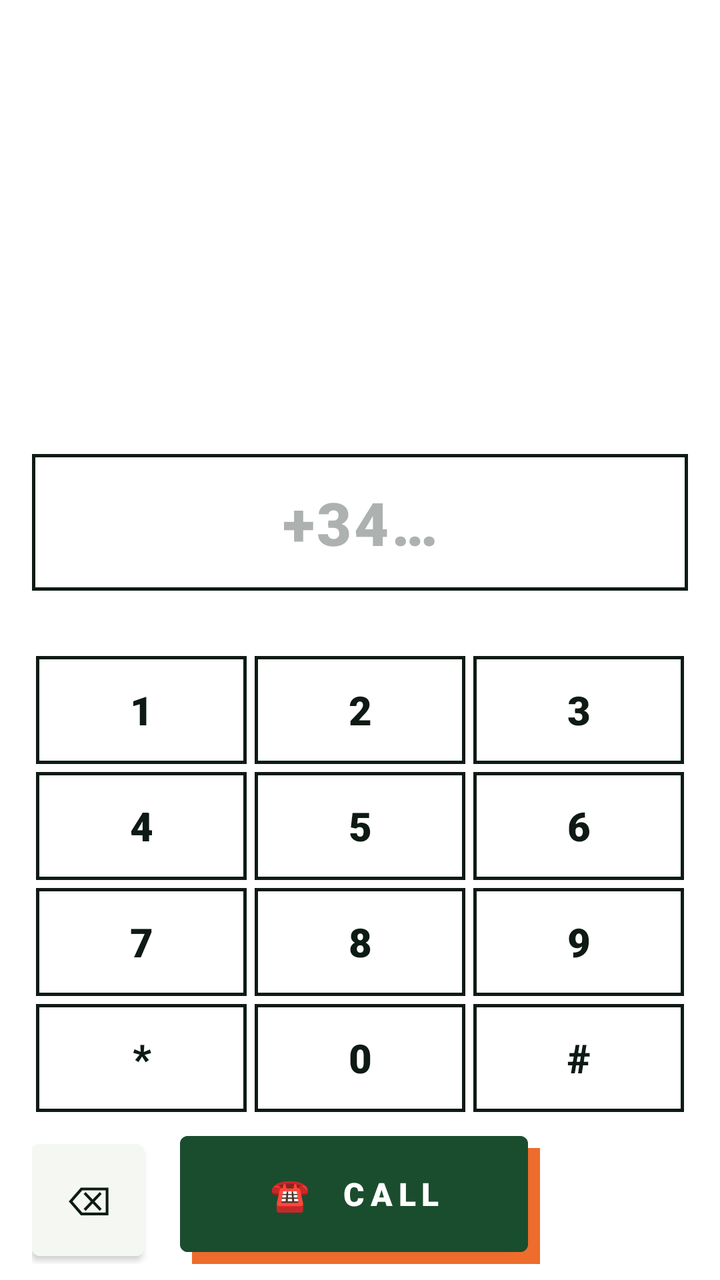
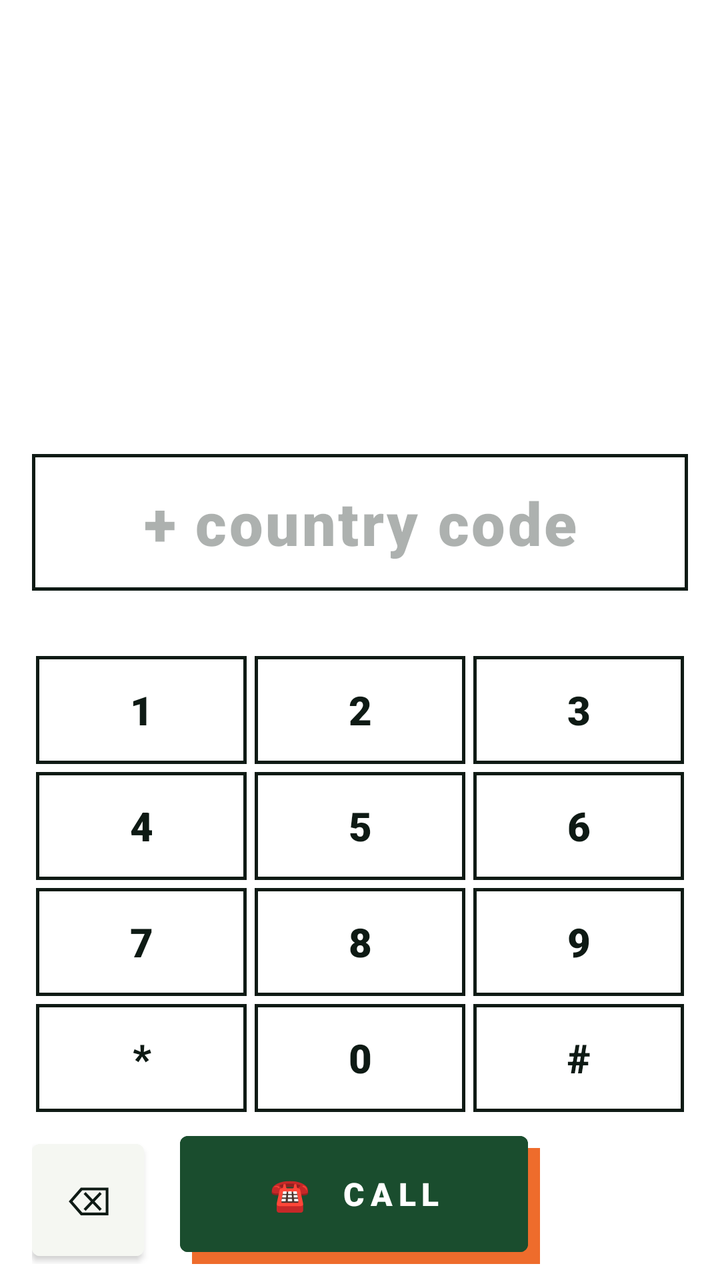

The first picture is an Android layout as it rendered before a commit; the second is the same layout after the commit. The layout source and the unified diff follow.
<!-- AndroidManifest.xml: application theme Theme.HermesRecorder -->
<!-- res/layout/view_dialer.xml -->
<?xml version="1.0" encoding="utf-8"?>
<LinearLayout xmlns:android="http://schemas.android.com/apk/res/android"
    android:layout_width="match_parent"
    android:layout_height="match_parent"
    android:orientation="vertical"
    android:background="@color/paper"
    android:paddingHorizontal="16dp"
    android:paddingTop="12dp"
    android:paddingBottom="8dp">

    
    <Space
        android:layout_width="match_parent"
        android:layout_height="0dp"
        android:layout_weight="1"/>

    
    <FrameLayout
        android:layout_width="match_parent"
        android:layout_height="wrap_content"
        android:background="@drawable/cue_card"
        android:padding="14dp">

        <EditText
            android:id="@+id/numberInput"
            android:layout_width="match_parent"
            android:layout_height="wrap_content"
            android:gravity="center"
            android:hint="+34…"
            android:textColorHint="@color/ink_faint"
            android:textColor="@color/ink"
            android:textSize="30sp"
            android:fontFamily="sans-serif-black"
            android:letterSpacing="0.04"
            android:focusable="false"
            android:focusableInTouchMode="false"
            android:cursorVisible="false"
            android:longClickable="false"
            android:textIsSelectable="false"
            android:inputType="none"
            android:background="@android:color/transparent"
            android:paddingHorizontal="0dp"/>
    </FrameLayout>

    
    <TextView
        android:id="@+id/statusText"
        android:layout_width="match_parent"
        android:layout_height="wrap_content"
        android:gravity="center"
        android:textColor="@color/ink_mid"
        android:textSize="11sp"
        android:fontFamily="monospace"
        android:letterSpacing="0.1"
        android:textAllCaps="true"
        android:paddingTop="8dp"
        android:paddingBottom="4dp"
        android:minHeight="20dp"/>

    
    <GridLayout
        android:layout_width="match_parent"
        android:layout_height="240dp"
        android:columnCount="3"
        android:rowCount="4"
        android:paddingHorizontal="0dp"
        android:paddingVertical="4dp">

        <Button android:id="@+id/k1"   style="@style/DialKey" android:text="1" android:layout_columnWeight="1" android:layout_rowWeight="1"/>
        <Button android:id="@+id/k2"   style="@style/DialKey" android:text="2" android:layout_columnWeight="1" android:layout_rowWeight="1"/>
        <Button android:id="@+id/k3"   style="@style/DialKey" android:text="3" android:layout_columnWeight="1" android:layout_rowWeight="1"/>
        <Button android:id="@+id/k4"   style="@style/DialKey" android:text="4" android:layout_columnWeight="1" android:layout_rowWeight="1"/>
        <Button android:id="@+id/k5"   style="@style/DialKey" android:text="5" android:layout_columnWeight="1" android:layout_rowWeight="1"/>
        <Button android:id="@+id/k6"   style="@style/DialKey" android:text="6" android:layout_columnWeight="1" android:layout_rowWeight="1"/>
        <Button android:id="@+id/k7"   style="@style/DialKey" android:text="7" android:layout_columnWeight="1" android:layout_rowWeight="1"/>
        <Button android:id="@+id/k8"   style="@style/DialKey" android:text="8" android:layout_columnWeight="1" android:layout_rowWeight="1"/>
        <Button android:id="@+id/k9"   style="@style/DialKey" android:text="9" android:layout_columnWeight="1" android:layout_rowWeight="1"/>
        <Button android:id="@+id/kStar" style="@style/DialKey" android:text="*" android:layout_columnWeight="1" android:layout_rowWeight="1"/>
        <Button android:id="@+id/k0"   style="@style/DialKey" android:text="0" android:layout_columnWeight="1" android:layout_rowWeight="1"/>
        <Button android:id="@+id/kHash" style="@style/DialKey" android:text="#" android:layout_columnWeight="1" android:layout_rowWeight="1"/>
    </GridLayout>

    
    <LinearLayout
        android:layout_width="match_parent"
        android:layout_height="wrap_content"
        android:orientation="horizontal"
        android:gravity="center_vertical"
        android:paddingTop="6dp">

        <Button
            android:id="@+id/kDel"
            android:layout_width="56dp"
            android:layout_height="56dp"
            android:text="⌫"
            android:textSize="20sp"
            android:textColor="@color/ink"
            android:backgroundTint="@color/paper_warm"
            android:fontFamily="sans-serif-medium"
            android:insetTop="0dp"
            android:insetBottom="0dp"/>

        <Space
            android:layout_width="0dp"
            android:layout_height="1dp"
            android:layout_weight="1"/>

        
        <FrameLayout
            android:layout_width="180dp"
            android:layout_height="64dp">

            <View
                android:layout_width="match_parent"
                android:layout_height="match_parent"
                android:layout_marginStart="6dp"
                android:layout_marginTop="6dp"
                android:background="@color/rust"/>

            <Button
                android:id="@+id/callBtn"
                android:layout_width="match_parent"
                android:layout_height="match_parent"
                android:layout_marginEnd="6dp"
                android:layout_marginBottom="6dp"
                android:text="☎  CALL"
                android:textColor="@color/paper"
                android:textSize="16sp"
                android:fontFamily="sans-serif-black"
                android:letterSpacing="0.18"
                android:textAllCaps="true"
                android:backgroundTint="@color/moss"
                android:insetTop="0dp"
                android:insetBottom="0dp"/>
        </FrameLayout>

        <Space
            android:layout_width="0dp"
            android:layout_height="1dp"
            android:layout_weight="1"/>

        <Space
            android:layout_width="56dp"
            android:layout_height="1dp"/>
    </LinearLayout>

</LinearLayout>
<!-- resources referenced by this layout -->
<resources>
  <color name="ink">#FF0E1A14</color>
  <color name="ink_faint">#570E1A14</color>
  <color name="ink_mid">#9E0E1A14</color>
  <color name="moss">#FF1A4D2E</color>
  <color name="paper">#FFFFFFFF</color>
  <color name="paper_warm">#FFF5F7F2</color>
  <color name="rust">#FFEE6C2C</color>
  <!-- drawable cue_card (drawable) -->
  <?xml version="1.0" encoding="utf-8"?>
  <shape xmlns:android="http://schemas.android.com/apk/res/android"
      android:shape="rectangle">
      <solid android:color="@color/paper"/>
      <stroke android:width="1.5dp" android:color="@color/ink"/>
  </shape>
  <style name="DialKey" parent="Widget.MaterialComponents.Button.UnelevatedButton">
          <item name="android:layout_width">0dp</item>
          <item name="android:layout_height">0dp</item>
          <item name="android:layout_margin">2dp</item>
          <item name="android:minHeight">0dp</item>
          <item name="android:minWidth">0dp</item>
          <item name="android:insetTop">0dp</item>
          <item name="android:insetBottom">0dp</item>
          <item name="backgroundTint">@color/paper</item>
          <item name="android:textColor">@color/ink</item>
          <item name="android:textSize">20sp</item>
          <item name="android:textStyle">bold</item>
          <item name="android:fontFamily">sans-serif-black</item>
          <item name="cornerRadius">0dp</item>
          <item name="strokeColor">@color/ink</item>
          <item name="strokeWidth">1.5dp</item>
          <item name="rippleColor">@color/paper_deep</item>
      </style>
  <style name="Theme.HermesRecorder" parent="Theme.MaterialComponents.Light.NoActionBar">
          <item name="colorPrimary">@color/ink</item>
          <item name="colorPrimaryVariant">@color/ink_soft</item>
          <item name="colorOnPrimary">@color/paper</item>
          <item name="colorAccent">@color/rust</item>
          <item name="android:windowBackground">@color/paper</item>
          <item name="android:statusBarColor">@color/ink</item>
          <item name="android:navigationBarColor">@color/paper</item>
          <item name="android:windowLightNavigationBar">true</item>
          <item name="android:textColor">@color/ink</item>
      </style>
  <color name="paper_deep">#FFDFE3DA</color>
  <color name="ink_soft">#FF1F2A23</color>
</resources>

<!-- the commit's change to res/layout/view_dialer.xml (unified diff, before → after) -->
@@ -26,7 +26,7 @@
             android:layout_width="match_parent"
             android:layout_height="wrap_content"
             android:gravity="center"
-            android:hint="+34…"
+            android:hint="+ country code"
             android:textColorHint="@color/ink_faint"
             android:textColor="@color/ink"
             android:textSize="30sp"
